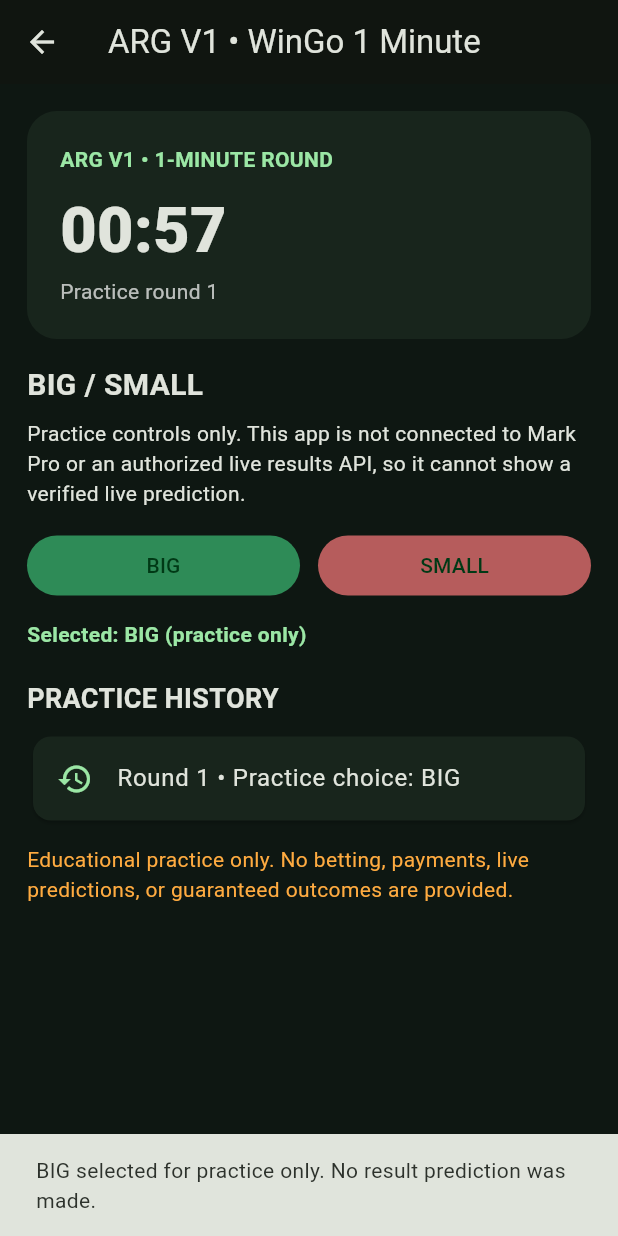
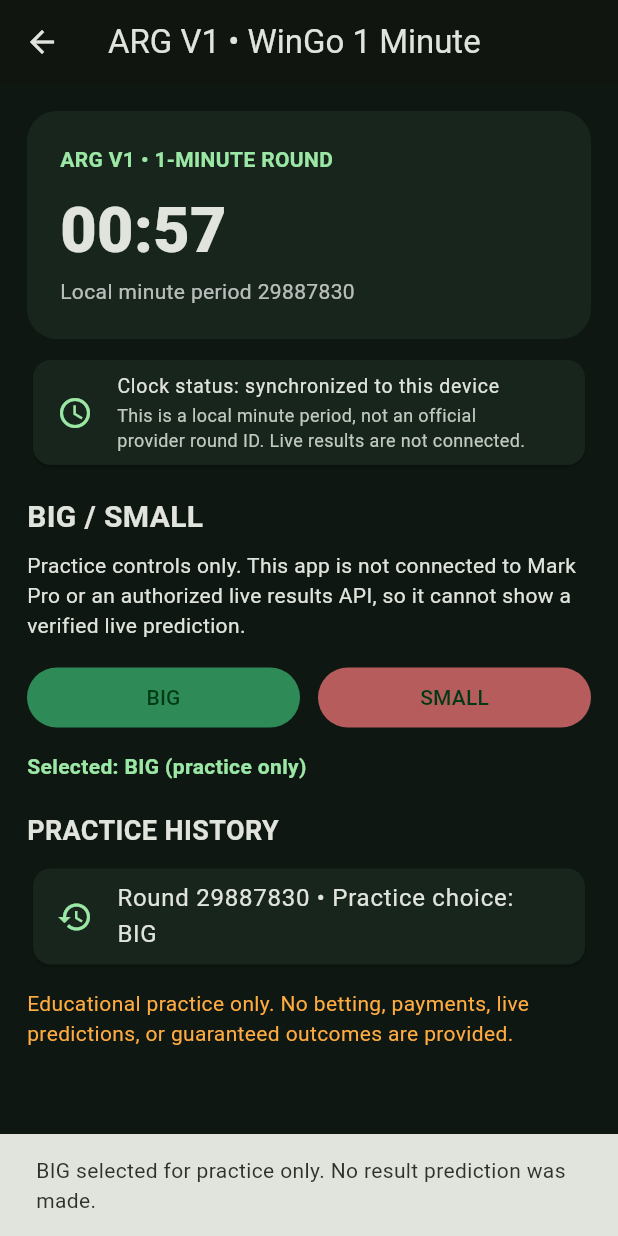
Before and after one commit to shubhamkatara91-ship-it/TRADE-AR-MONKEY-, a Flutter app: the ArgV1Page screen opened directly, after a tap on "BIG", on a phone screen of 412 x 824 dp. Run offline on Flutter 3.47's test engine with Material 3 defaults, Android fonts, the phone set to English and light mode, and no system bars; our stand-ins replace share_plus, supabase_flutter; accounts and stored records are empty.

Commit message:
Synchronize ARG V1 practice timer to device minute boundaries

```diff
--- a/lib/main.dart
+++ b/lib/main.dart
@@ -243,15 +243,33 @@ class ArgV1Page extends StatefulWidget {
   @override State<ArgV1Page> createState()=>_ArgV1PageState();
 }
 class _ArgV1PageState extends State<ArgV1Page> {
-  int remaining=60, round=1;
+  int remaining=60-DateTime.now().second;
+  int round=DateTime.now().millisecondsSinceEpoch~/60000;
   String? selected;
   final List<String> practiceHistory=[];
   Timer? ticker;
-  @override void initState(){super.initState();ticker=Timer.periodic(const Duration(seconds:1),(_){
-    if(!mounted)return;
-    setState(()=>remaining=remaining<=1?60:remaining-1);
-    if(remaining==60 && mounted) setState(()=>round++);
-  });}
+  @override void initState(){
+    super.initState();
+    _syncRoundClock();
+    ticker=Timer.periodic(const Duration(seconds:1),(_){
+      if(!mounted)return;
+      _syncRoundClock();
+    });
+  }
+  void _syncRoundClock(){
+    final now=DateTime.now();
+    final currentRound=now.millisecondsSinceEpoch~/60000;
+    final nextRemaining=60-now.second;
+    if(currentRound!=round){
+      setState((){
+        round=currentRound;
+        remaining=nextRemaining;
+        selected=null;
+      });
+    }else if(nextRemaining!=remaining){
+      setState(()=>remaining=nextRemaining);
+    }
+  }
   @override void dispose(){ticker?.cancel();super.dispose();}
   void choose(String value){
     setState(()=>selected=value);
@@ -265,8 +283,15 @@ class _ArgV1PageState extends State<ArgV1Page> {
       Container(padding:const EdgeInsets.all(22),decoration:BoxDecoration(color:panel,borderRadius:BorderRadius.circular(20)),child:Column(crossAxisAlignment:CrossAxisAlignment.start,children:[
         const Text('ARG V1 • 1-MINUTE ROUND',style:TextStyle(color:accent,fontWeight:FontWeight.bold)),
         const SizedBox(height:8),Text((remaining ~/ 60).toString().padLeft(2,'0') + ':' + (remaining % 60).toString().padLeft(2,'0'),style:const TextStyle(fontSize:42,fontWeight:FontWeight.w900)),
-        Text('Practice round $round',style:const TextStyle(color:Colors.white70)),
+        Text('Local minute period $round',style:const TextStyle(color:Colors.white70)),
       ])),
+      const SizedBox(height:10),
+      Card(color:panel,child:const ListTile(
+        dense:true,
+        leading:Icon(Icons.schedule,color:accent),
+        title:Text('Clock status: synchronized to this device'),
+        subtitle:Text('This is a local minute period, not an official provider round ID. Live results are not connected.'),
+      )),
       const SizedBox(height:16),
       const Text('BIG / SMALL',style:TextStyle(fontSize:20,fontWeight:FontWeight.bold)),
       const SizedBox(height:8),
```
